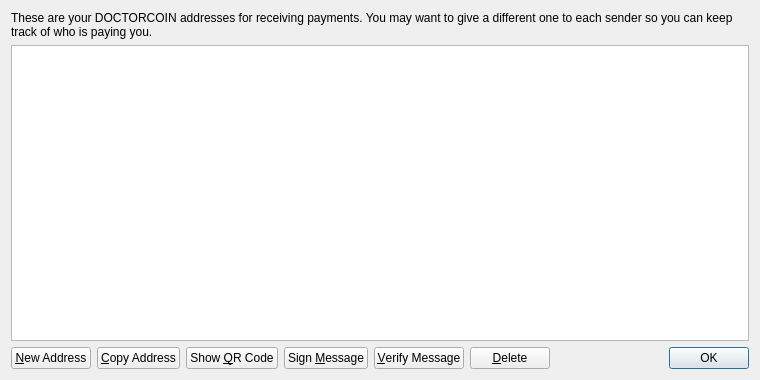
This is src/qt/forms/addressbookpage.ui in DoctorCoinNet/DoctorCoin as Qt 5 draws it before an edit. The edited form follows.
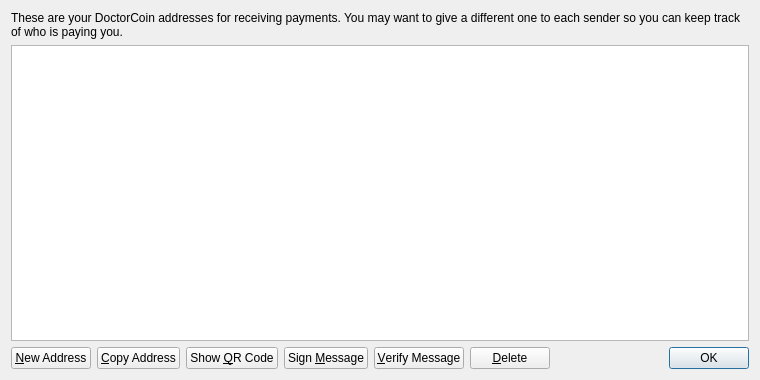
This is the edited form. Icons and pictures are not drawn.

What changed in the file:
```diff
--- a/src/qt/forms/addressbookpage.ui
+++ b/src/qt/forms/addressbookpage.ui
@@ -17,7 +17,7 @@
    <item>
     <widget class="QLabel" name="labelExplanation">
      <property name="text">
-      <string>These are your DOCTORCOIN addresses for receiving payments. You may want to give a different one to each sender so you can keep track of who is paying you.</string>
+      <string>These are your DoctorCoin addresses for receiving payments. You may want to give a different one to each sender so you can keep track of who is paying you.</string>
      </property>
      <property name="textFormat">
       <enum>Qt::PlainText</enum>
```
Left out of the diff: 4 changed lines with no effect on the pictures.
